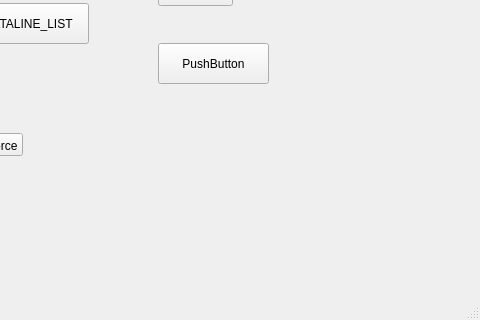
Above: CommandCenter/MainApp/mainwindow.ui from LDevin/CommandCenter before the change; both pictures show x 202 to 682 and y 184 to 504 of the 682 by 504 pixel window. Below: the same form after it.
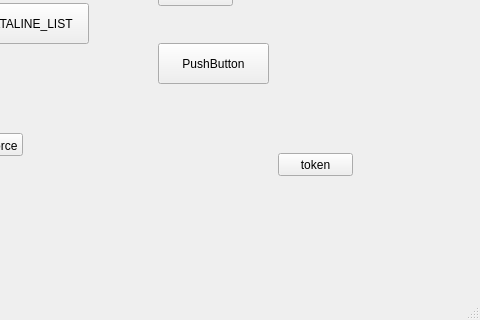
That is the form after the change.

```diff
--- a/CommandCenter/MainApp/mainwindow.ui
+++ b/CommandCenter/MainApp/mainwindow.ui
@@ -92,6 +92,19 @@
      <string>新增enforce</string>
     </property>
    </widget>
+   <widget class="QPushButton" name="pushButton_7">
+    <property name="geometry">
+     <rect>
+      <x>480</x>
+      <y>320</y>
+      <width>75</width>
+      <height>23</height>
+     </rect>
+    </property>
+    <property name="text">
+     <string>token</string>
+    </property>
+   </widget>
   </widget>
   <widget class="QMenuBar" name="menuBar">
    <property name="geometry">
```
